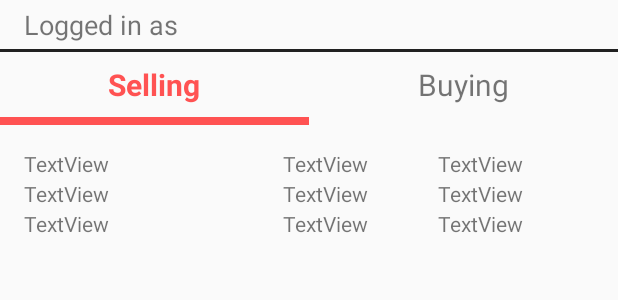
After one commit to MobileProgCS4322/OwlExchange, an Android app: the layout activity_my.xml on its own in the app's theme, with its tools: preview values and no code run, on a phone screen of 412 x 824 dp. The commit adds this screen. Shown: the top 300 px of the screen. Run offline under Robolectric (Android 15) with nearby library versions, the phone set to English and light mode, and no system bars.

Commit message:
started item center - moving onto notifications for now.

```diff
--- a/app/build.gradle
+++ b/app/build.gradle
@@ -39,4 +39,6 @@ dependencies {
     testCompile 'junit:junit:4.12'
 }
 
+
+
 apply plugin: 'com.google.gms.google-services'
--- /dev/null
+++ b/app/src/main/res/layout/activity_my.xml
@@ -0,0 +1,94 @@
+<?xml version="1.0" encoding="utf-8"?>
+<LinearLayout xmlns:android="http://schemas.android.com/apk/res/android"
+    xmlns:app="http://schemas.android.com/apk/res-auto"
+    xmlns:tools="http://schemas.android.com/tools"
+    android:layout_width="match_parent"
+    android:layout_height="match_parent"
+    android:orientation="vertical"
+    tools:context="cs4322si.myapplication.MyActivity">
+
+    <TextView
+        android:id="@+id/tvUsername"
+        android:layout_width="match_parent"
+        android:layout_height="wrap_content"
+        android:paddingLeft="16dp"
+        android:paddingTop="4dp"
+        android:paddingBottom="4dp"
+        android:text="Logged in as"
+        android:textSize="18sp" />
+    <View
+        android:id="@+id/usernameDivider"
+        android:layout_width="match_parent"
+        android:layout_height="2dp"
+        android:background="@color/material_gray_900" />
+
+    <LinearLayout
+        android:layout_width="match_parent"
+        android:layout_height="wrap_content"
+        android:orientation="horizontal">
+
+        <LinearLayout
+            android:id="@+id/sellingTab"
+            android:layout_width="match_parent"
+            android:layout_height="match_parent"
+            android:layout_weight="1"
+            android:orientation="vertical">
+
+            <TextView
+                android:id="@+id/sellingLabel"
+                android:layout_width="match_parent"
+                android:layout_height="wrap_content"
+                android:gravity="center"
+                android:text="@string/Selling"
+                android:paddingTop="8dp"
+                android:paddingBottom="8dp"
+                android:textSize="20sp"
+                android:textStyle="bold"
+                android:textColor="@color/material_red_a200"
+                />
+
+            <View
+                android:id="@+id/sellingLine"
+                android:layout_width="match_parent"
+                android:layout_height="5dp"
+                android:background="@color/material_red_a200"/>
+
+        </LinearLayout>
+
+        <LinearLayout
+            android:id="@+id/buyingTab"
+            android:layout_width="match_parent"
+            android:layout_height="match_parent"
+            android:layout_weight="1"
+            android:orientation="vertical">
+
+            <TextView
+                android:id="@+id/buyingLabel"
+                android:layout_width="match_parent"
+                android:layout_height="wrap_content"
+                android:gravity="center"
+                android:textSize="20sp"
+                android:text="@string/Buying"
+                android:paddingTop="8dp"
+                android:paddingBottom="8dp"
+                />
+
+            <View
+                android:id="@+id/buyingLine"
+                android:layout_width="match_parent"
+                android:layout_height="5dp"
+                android:background="@color/material_red_a200"
+                android:visibility="invisible" />
+
+        </LinearLayout>
+    </LinearLayout>
+
+    <android.support.v7.widget.RecyclerView
+        android:id="@+id/itemsList"
+        android:layout_width="match_parent"
+        android:layout_height="match_parent"
+        android:clipToPadding="false"
+        android:padding="16dp"
+        tools:listitem="@layout/item4sale"
+        />
+</LinearLayout>
--- /dev/null
+++ b/app/src/main/res/layout/item4sale.xml
@@ -0,0 +1,27 @@
+<?xml version="1.0" encoding="utf-8"?>
+<LinearLayout xmlns:android="http://schemas.android.com/apk/res/android"
+    android:layout_width="match_parent"
+    android:layout_height="20dp">
+
+    <TextView
+        android:id="@+id/tvTitle"
+        android:layout_width="0dp"
+        android:layout_height="match_parent"
+        android:layout_weight="5"
+        android:text="TextView" />
+
+    <TextView
+        android:id="@+id/tvCategory"
+        android:layout_width="0dp"
+        android:layout_height="match_parent"
+        android:layout_weight="3"
+        android:text="TextView" />
+
+    <TextView
+        android:id="@+id/tvDate"
+        android:layout_width="0dp"
+        android:layout_height="match_parent"
+        android:layout_weight="3"
+        android:text="TextView" />
+
+</LinearLayout>
--- a/app/src/main/res/values/strings.xml
+++ b/app/src/main/res/values/strings.xml
@@ -40,6 +40,12 @@
 
     <string name="imageofitem">Image of Item</string>
 
+
+    <string name="no_items">No items posted yet.  Be the first! :)</string>
+    <string name="no_search_results">No search results found.</string>
+
+    <string name="Selling">Selling</string>
+    <string name="Buying">Buying</string>
 
     <string name="start_chatting">No messages. Start chatting at the bottom!</string>
     <string name="send">Send</string>
@@ -131,4 +137,7 @@
     </string-array>
     <string name="title_activity_item_chat">OwlExchange</string>
 
+    <!-- TODO: Remove or change this placeholder text -->
+    <string name="hello_fragment1">Hello fragment 1</string>
+
 </resources>
```
Also changed, not shown: app/src/main/AndroidManifest.xml (+8 -2 lines), app/src/main/java/cs4322si/myapplication/BasicActivity.java (+17 -12 lines), app/src/main/java/cs4322si/myapplication/MyActivity.java (added, +133 -0 lines).
